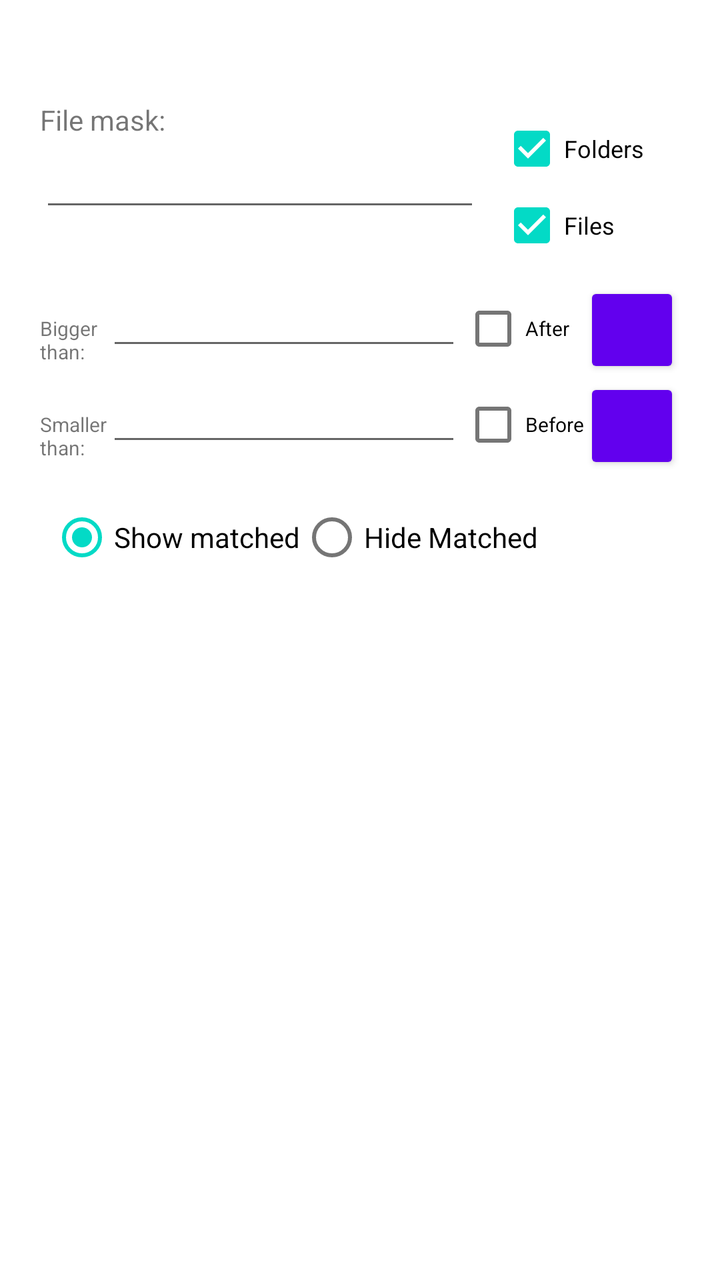
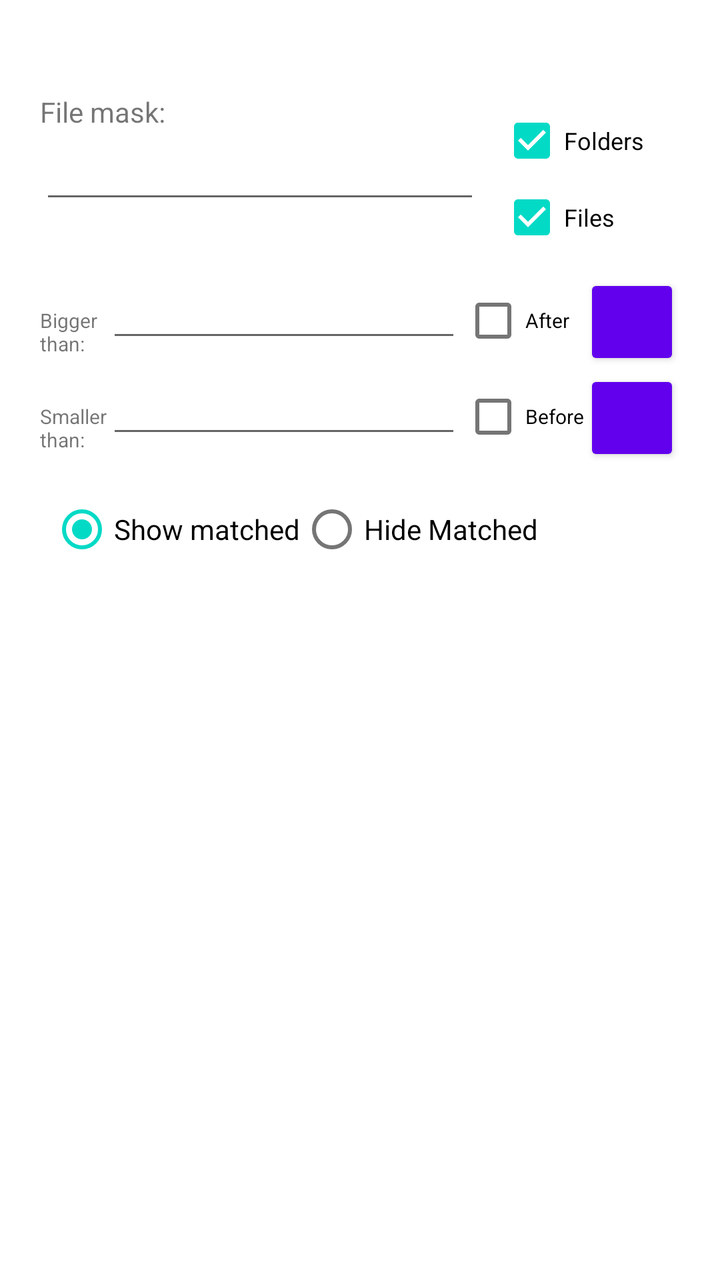

Compare the two renders of this Android layout. The source of the first and the diff that turns it into the second are given below.
<!-- AndroidManifest.xml: fallback theme Theme.MaterialComponents.DayNight.NoActionBar -->
<!-- res/layout/filter.xml -->
<?xml version="1.0" encoding="UTF-8"?>
<ScrollView xmlns:android="http://schemas.android.com/apk/res/android"
    android:id="@+id/scroll_view"
    android:layout_width="fill_parent"
    android:layout_height="fill_parent"
    android:fillViewport="true">

  <RelativeLayout
      android:layout_width="fill_parent"
      android:layout_height="wrap_content"
      android:padding="20dip">

    <TextView
        android:id="@+id/dlg_title"
        android:layout_width="fill_parent"
        android:layout_height="wrap_content"
        android:layout_alignParentTop="true"
        android:layout_alignParentLeft="true"
        android:layout_marginBottom="6dip"
        android:textAppearance="?android:attr/textAppearanceMedium"
        android:textStyle="bold"
        android:gravity="left"
        />

    <CheckBox
        android:id="@+id/for_dirs"
        android:layout_width="90sp"
        android:layout_height="wrap_content"
        android:layout_below="@id/dlg_title"
        android:layout_alignParentRight="true"
        android:textSize="12sp"
        android:checked="true"
        android:text="@string/for_dirs" />
    <CheckBox
        android:id="@+id/for_files"
        android:layout_width="wrap_content"
        android:layout_height="wrap_content"
        android:layout_below="@id/for_dirs"
        android:layout_alignLeft="@id/for_dirs"
        android:layout_marginTop="-10dip"
        android:textSize="12sp"
        android:checked="true"
        android:text="@string/for_files" />
    
    <TextView
        android:id="@+id/prompt"
        android:layout_width="fill_parent"
        android:layout_height="wrap_content"
        android:layout_below="@id/dlg_title"
        android:layout_alignParentLeft="true"
        android:layout_toLeftOf="@id/for_dirs"
        android:text="@string/filemask" />
    <EditText
        android:id="@+id/edit_field"
        android:layout_width="fill_parent"
        android:layout_height="wrap_content"
        android:layout_below="@id/prompt"
        android:layout_toLeftOf="@id/for_dirs"
        android:layout_marginRight="10dp"
        android:autoText="false"
        android:capitalize="none"
        android:gravity="fill_horizontal"
        android:inputType="textUri"
        android:scrollHorizontally="true" />

    <RelativeLayout
        android:id="@+id/search_params"
        android:layout_marginTop="2dip"
        android:layout_marginBottom="10dp"
        android:layout_width="fill_parent"
        android:layout_height="wrap_content"
        android:layout_below="@id/for_files"
        >
      <include layout="@layout/file_props"/>

    </RelativeLayout>
    <RadioGroup
      android:layout_width="fill_parent"
      android:layout_height="wrap_content"
      android:layout_below="@+id/search_params"
      android:layout_alignLeft="@+id/search_params"
      android:layout_marginLeft="5dp"
      android:orientation="horizontal">
      <RadioButton
          android:id="@+id/show_matched"
          android:layout_width="wrap_content"
          android:layout_height="wrap_content"
          android:text="@string/show_matched"
          android:checked="true" />
  
      <RadioButton
          android:id="@+id/hide_matched"
          android:layout_width="wrap_content"
          android:layout_height="wrap_content"
          android:text="@string/hide_matched" />
    </RadioGroup>
  </RelativeLayout>
</ScrollView>
<!-- res/layout/file_props.xml (included above) -->
<?xml version="1.0" encoding="UTF-8"?>
<TableLayout xmlns:android="http://schemas.android.com/apk/res/android"
    android:layout_width="fill_parent"
    android:layout_height="wrap_content"
    android:stretchColumns="1">

    <TableRow android:layout_width="fill_parent">

        <TextView
            android:id="@+id/bigger_prompt"
            android:layout_width="wrap_content"
            android:layout_height="wrap_content"
            android:layout_weight="1"
            android:text="@string/bigger_than"
            android:textSize="10dp" />

        <EditText
            android:id="@+id/edit_bigger"
            android:layout_width="fill_parent"
            android:layout_height="wrap_content"
            android:layout_weight="2"
            android:inputType="number"
            android:scrollHorizontally="true" />

        <Spinner
            android:id="@+id/scale_bigger"
            android:layout_width="wrap_content"
            android:layout_height="wrap_content"
            android:layout_weight="1"
            android:background="@null"/>

        <CheckBox
            android:id="@+id/mod_after"
            android:layout_width="wrap_content"
            android:layout_height="wrap_content"
            android:layout_weight="1"
            android:text="@string/mod_after"
            android:textSize="10dp" />

        <Button
            android:id="@+id/mod_after_date"
            style="?android:attr/buttonStyleSmall"
            android:layout_width="wrap_content"
            android:layout_weight="1"
            android:layout_height="wrap_content"
            android:text="@string/empty_string"
            android:textSize="8dp" />
    </TableRow>

    <TableRow android:layout_width="fill_parent">

        <TextView
            android:id="@+id/smaller_prompt"
            android:layout_width="wrap_content"
            android:layout_height="wrap_content"
            android:layout_gravity="top"
            android:layout_weight="1"
            android:text="@string/smaller_than"
            android:textSize="10dp" />

        <EditText
            android:id="@+id/edit_smaller"
            android:layout_width="fill_parent"
            android:layout_height="wrap_content"
            android:layout_weight="2"
            android:inputType="number"
            android:scrollHorizontally="true" />

        <Spinner
            android:id="@+id/scale_smaller"
            android:layout_width="wrap_content"
            android:layout_weight="1"
            android:layout_height="wrap_content"
            android:background="@null"/>

        <CheckBox
            android:id="@+id/mod_before"
            android:layout_width="wrap_content"
            android:layout_height="wrap_content"
            android:layout_gravity="top"
            android:layout_weight="1"
            android:text="@string/mod_before"
            android:textSize="10dp" />

        <Button
            android:id="@+id/mod_before_date"
            style="?android:attr/buttonStyleSmall"
            android:layout_width="wrap_content"
            android:layout_height="wrap_content"
            android:layout_gravity="top"
            android:layout_weight="1"
            android:text="@string/empty_string"
            android:textSize="8dp" />
    </TableRow>
</TableLayout>
<!-- resources referenced by this layout -->
<resources>
  <string name="bigger_than">Bigger\nthan:</string>
  <string name="empty_string" translatable="false" />
  <string name="filemask">File mask:</string>
  <string name="for_dirs">Folders</string>
  <string name="for_files">Files</string>
  <string name="hide_matched">Hide Matched</string>
  <string name="mod_after">After</string>
  <string name="mod_before">Before</string>
  <string name="show_matched">Show matched</string>
  <string name="smaller_than">Smaller\nthan:</string>
</resources>

<!-- the commit's change to res/layout/filter.xml (unified diff, before → after) -->
@@ -8,7 +8,10 @@
   <RelativeLayout
       android:layout_width="fill_parent"
       android:layout_height="wrap_content"
-      android:padding="20dip">
+      android:paddingTop="16dip"
+      android:paddingLeft="20dip"
+      android:paddingRight="20dip"
+      android:paddingBottom="8dp">
 
     <TextView
         android:id="@+id/dlg_title"
